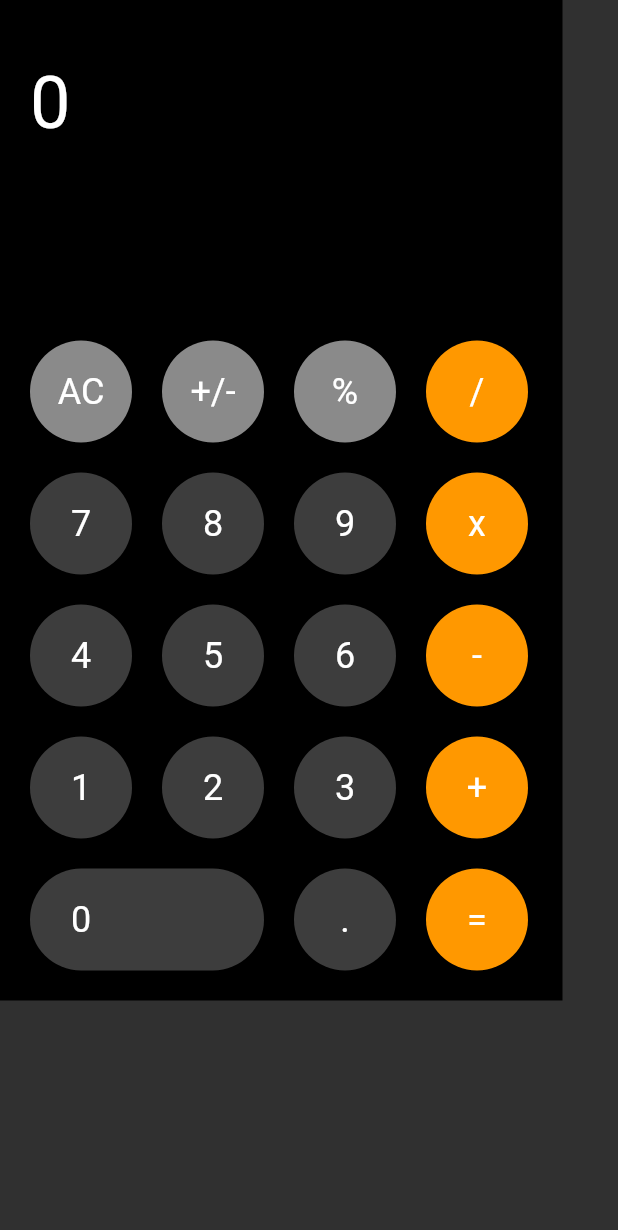
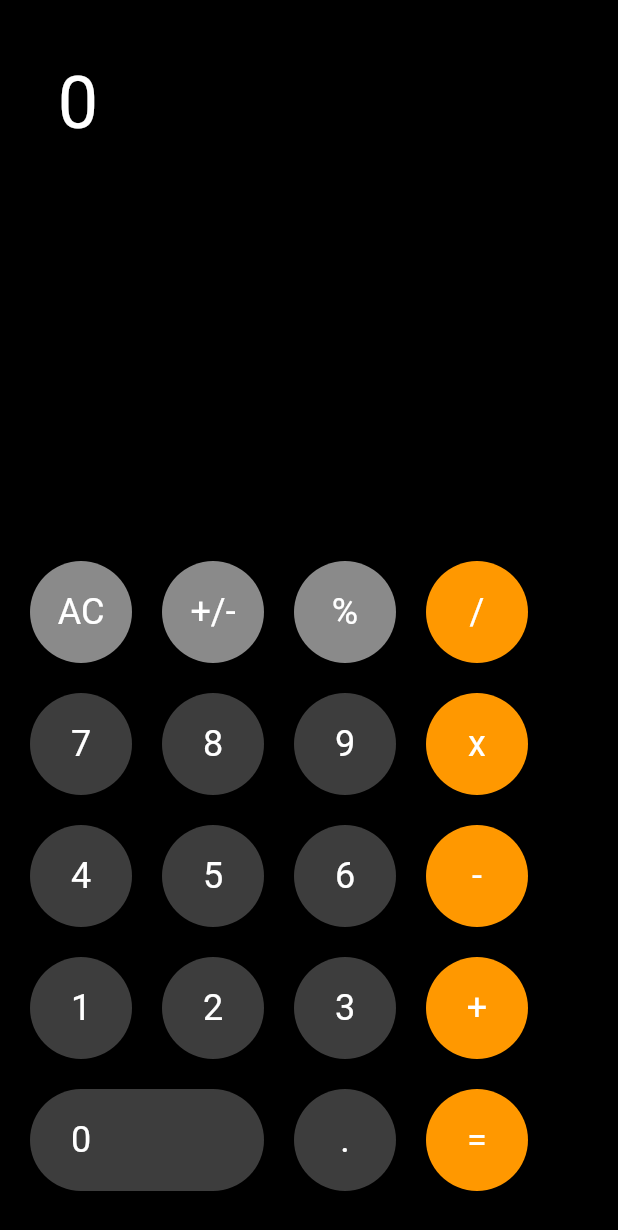
Before and after one commit to jtzhangmy/flutter-calculator, a Flutter app: the screen it shows after launch, on a phone screen of 412 x 824 dp. Shown: the top 1230 px of the screen. Run offline on Flutter 3.47's test engine with Material 2 defaults, Android fonts, the phone set to English and light mode, and no system bars.

Commit message:
优化布局

```diff
--- a/lib/main.dart
+++ b/lib/main.dart
@@ -249,23 +249,19 @@ class _CalculatorState extends State<Calculator> {
     final _num1 = _str2num(_transE(num1));
     final _num2 = _str2num(_transE(num2));
     print('${_num1}---${symbol}---${_num2}');
-    var obj = {
+    final obj = {
       '+': _add(_num1, _num2),
       '-': _minus(_num1, _num2),
       'x': _mult(_num1, _num2),
       '/': _division(_num1, _num2),
       '': _num2,
     };
-    var num = obj[symbol];
+    final num = obj[symbol];
     // 判断是否为无穷
-    if (num.isInfinite) {
-      return 'Error';
-    }
+    if (num.isInfinite) return 'Error';
 
     // 判断无限循环小数
-    if (!num.isFinite) {
-      return num.toStringAsFixed(9).toString();
-    }
+    if (!num.isFinite) return num.toStringAsFixed(9).toString();
 
     // 超范围
     var numStr = num.toString();
@@ -342,6 +338,7 @@ class _CalculatorState extends State<Calculator> {
                 Expanded(
                   flex: 0,
                   child: new Container(
+                    child: new Center(
                       child: new Column(
                         children: <Widget>[
                           new Row(
@@ -415,13 +412,17 @@ class _CalculatorState extends State<Calculator> {
                           ),
                         ],
                       ),
-                    margin: new EdgeInsets.all(10),
+                    ),
+                    margin: new EdgeInsets.only(
+                      top: 10,
+                      right: 10,
+                      bottom: 20,
+                      left: 10,
+                    ),
                   ),
                 )
               ],
             ),
-            width: 375,
-            height: 667,
             color: Colors.black,
           ),
         ));
```
Lines whose indentation alone changed are shown as unchanged.
